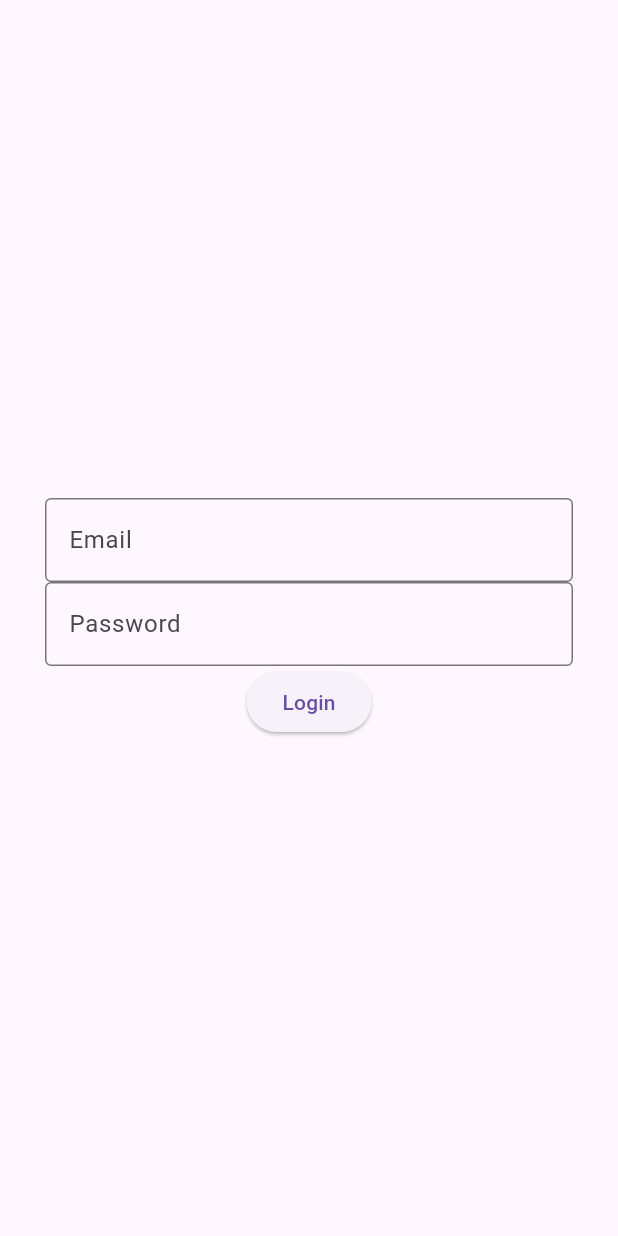
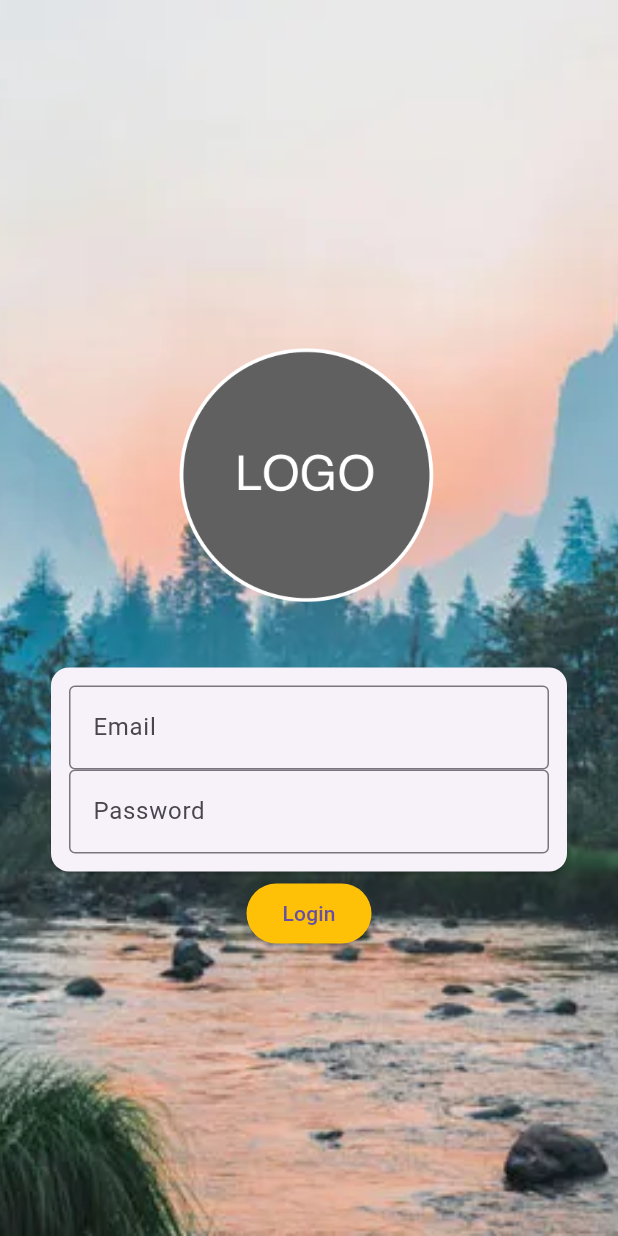
Before and after one commit to tiagors09/statefull_widget, a Flutter app: the screen it shows after launch, on a phone screen of 412 x 824 dp. Run offline on Flutter 3.47's test engine with Material 3 defaults, Android fonts, the phone set to English and light mode, and no system bars.

Commit message:
last commit

```diff
--- a/lib/login.dart
+++ b/lib/login.dart
@@ -1,5 +1,4 @@
 import 'package:flutter/material.dart';
-import 'package:statefull_widget/home_page.dart';
 
 class Login extends StatefulWidget {
   const Login({Key? key}) : super(key: key);
@@ -12,15 +11,23 @@ class _LoginState extends State<Login> {
   final TextEditingController emailController = TextEditingController();
   final TextEditingController passwordController = TextEditingController();
 
-  @override
-  Widget build(BuildContext context) {
-    return Scaffold(
-      body: SizedBox(
+  Widget bodyScaffold() {
+    return SizedBox(
       width: MediaQuery.of(context).size.width,
       height: MediaQuery.of(context).size.height,
       child: Padding(
         padding: const EdgeInsets.all(30),
         child: Column(mainAxisAlignment: MainAxisAlignment.center, children: [
+          SizedBox(
+            width: 250,
+            height: 250,
+            child: Image.asset('assets/placeholder.png'),
+          ),
+          Card(
+              child: Padding(
+            padding: const EdgeInsets.all(12.0),
+            child: Column(
+              children: [
                 TextField(
                   keyboardType: TextInputType.emailAddress,
                   decoration: const InputDecoration(
@@ -32,8 +39,13 @@ class _LoginState extends State<Login> {
                   obscureText: true,
                   decoration: const InputDecoration(
                       labelText: 'Password', border: OutlineInputBorder()),
+                )
+              ],
             ),
+          )),
           ElevatedButton(
+              style: const ButtonStyle(
+                  backgroundColor: MaterialStatePropertyAll(Colors.amber)),
               onPressed: () {
                 String email = emailController.text;
                 String password = passwordController.text;
@@ -49,7 +61,24 @@ class _LoginState extends State<Login> {
               child: const Text('Login'))
         ]),
       ),
-      ),
     );
   }
+
+  @override
+  Widget build(BuildContext context) {
+    return Scaffold(
+        body: Stack(
+      children: [
+        SizedBox(
+          width: MediaQuery.of(context).size.width,
+          height: MediaQuery.of(context).size.height,
+          child: Image.asset(
+            'assets/landscape.png',
+            fit: BoxFit.cover,
+          ),
+        ),
+        bodyScaffold(),
+      ],
+    ));
   }
+}
--- a/pubspec.yaml
+++ b/pubspec.yaml
@@ -59,9 +59,9 @@ flutter:
   uses-material-design: true
 
   # To add assets to your application, add an assets section, like this:
-  # assets:
-  #   - images/a_dot_burr.jpeg
-  #   - images/a_dot_ham.jpeg
+  assets:
+    - assets/placeholder.png
+    - assets/landscape.png
 
   # An image asset can refer to one or more resolution-specific "variants", see
   # https://flutter.dev/assets-and-images/#resolution-aware
```
Also changed, not shown: lib/home_page.dart (+28 -0 lines), assets/landscape.png (added), assets/placeholder.png (added). Lines whose indentation alone changed are shown as unchanged.
